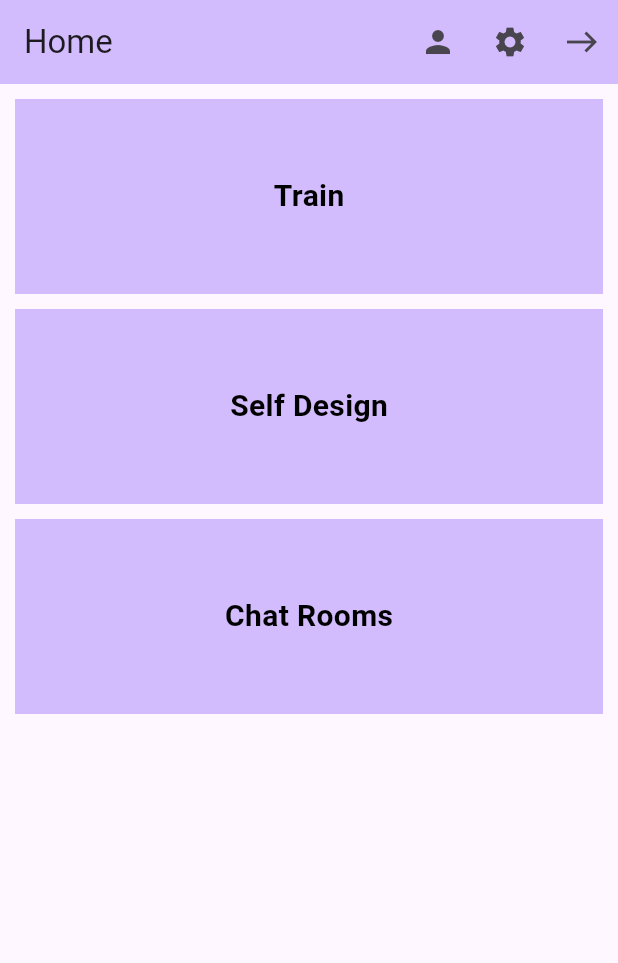
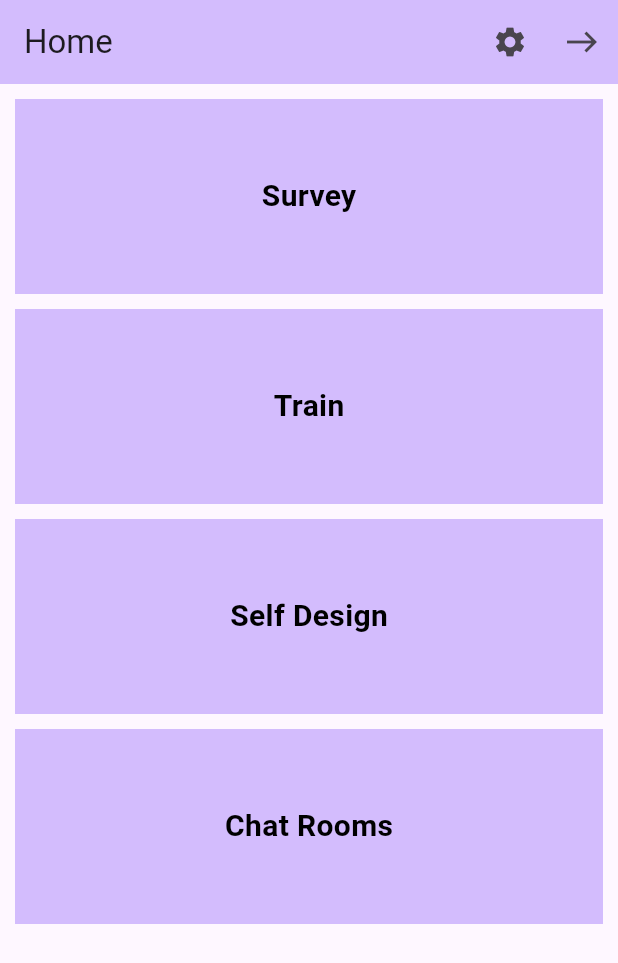
Before and after one commit to WilliamYE-07/CS_project_train, a Flutter app: the HomeScreen screen opened directly, on a phone screen of 412 x 824 dp. Shown: the top 963 px of the screen. Run offline on Flutter 3.47's test engine with Material 3 defaults, Android fonts, the light colour scheme and no system bars; our stand-ins replace cloud_firestore, firebase_auth, firebase_core, flutter_chat_bubble, flutter_profile_picture; accounts and stored records are empty.

Commit message:
Changes to comply with Play Store

```diff
--- a/lib/chats/chat_requester.dart
+++ b/lib/chats/chat_requester.dart
@@ -80,6 +80,9 @@ class _ChatRequesterState extends State<ChatRequester> {
                 if (snapshot.hasData) { // Successfully loaded data
                   List<QueryDocumentSnapshot<Map<String, dynamic>>>? invites = snapshot.data.docs;
                     if (invites != null) {
+                      if (invites.isEmpty) {
+                        return Text("You have no invites.");
+                      }
                       return ListView.builder( // Once posts are retrieved, generates ListView
                         itemCount: invites.length,
                         itemBuilder: (BuildContext context, int index) {
--- a/lib/home.dart
+++ b/lib/home.dart
@@ -17,7 +17,7 @@ class HomeScreen extends StatefulWidget {
 }
 
 class _HomeState extends State<HomeScreen> {
-  Widget makeLargeButton(String label, String imageURL, Function() onTap) {
+  Widget makeLargeButton(String label, Function() onTap) {
     return GestureDetector(
       onTap: onTap,
       child: Container(
@@ -51,12 +51,6 @@ class _HomeState extends State<HomeScreen> {
         actions: [
           IconButton(
               onPressed: () {
-                goToPage(context, PersonalInfoSelection());
-              },
-              icon: const Icon(Icons.person)
-          ),
-          IconButton(
-              onPressed: () {
                 goToPage(context, Settings());
               },
               icon: const Icon(Icons.settings)
@@ -73,22 +67,25 @@ class _HomeState extends State<HomeScreen> {
       body: ListView(
         children: [
           makeLargeButton(
+              "Survey",
+                  () {
+                goToPage(context, PersonalInfoSelection());
+              }
+          ),
+          makeLargeButton(
             "Train",
-            "https://flutter.github.io/assets-for-api-docs/assets/widgets/owl-2.jpg",
             () {
               goToPage(context, SelectTrain());
             }
           ),
           makeLargeButton(
               "Self Design",
-              "https://flutter.github.io/assets-for-api-docs/assets/widgets/owl-2.jpg",
                 () {
                 goToPage(context, SelfDesign());
               }
           ),
           makeLargeButton(
               "Chat Rooms",
-              "https://flutter.github.io/assets-for-api-docs/assets/widgets/owl-2.jpg",
                 () {
                 goToPage(context, ChatSelector());
               }
--- a/lib/self_design/questionnaire.dart
+++ b/lib/self_design/questionnaire.dart
@@ -115,7 +115,8 @@ class QuestionnaireForm extends StatelessWidget {
                         onError: (e) => print("Error getting document: $e"),
                       );
 
-                      goToPage(context, SelfDesign());
+                      Navigator.of(context).pop();
+                      Navigator.of(context).pop();
                   },
                   child: Text('Submit'),
                 ),
```
Also changed, not shown: 2 other files. Lines whose indentation alone changed are shown as unchanged.
